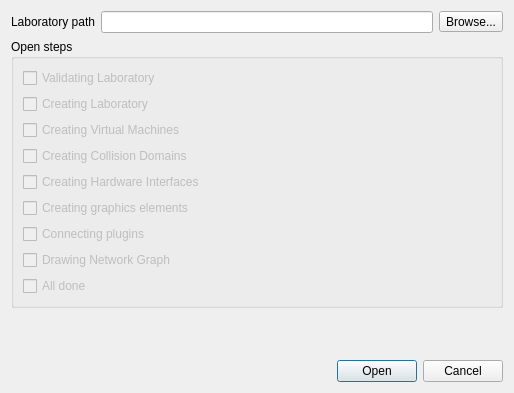
First picture: the form in ui/openLab.ui, repository slux83/visual-netkit, before the edit.
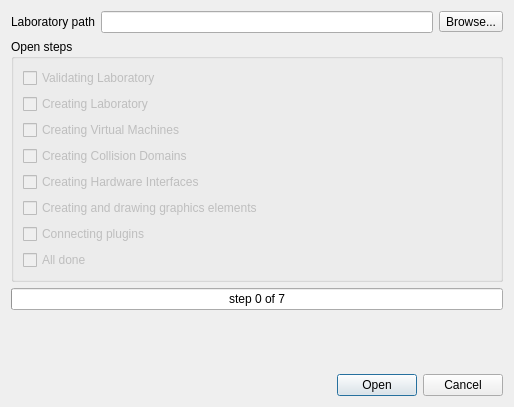
Second picture: the form after the edit. Icons and pictures are not drawn.

Commit message: some gui features like progress bar :p hardware interface plugins are loaded!

Patch:
```diff
--- a/ui/openLab.ui
+++ b/ui/openLab.ui
@@ -6,7 +6,7 @@
     <x>0</x>
     <y>0</y>
     <width>514</width>
-    <height>393</height>
+    <height>407</height>
    </rect>
   </property>
   <property name="windowTitle" >
@@ -121,7 +121,7 @@
          <bool>false</bool>
         </property>
         <property name="text" >
-         <string>Creating graphics elements</string>
+         <string>Creating and drawing graphics elements</string>
         </property>
         <property name="tristate" >
          <bool>true</bool>
@@ -147,19 +147,6 @@
          <bool>false</bool>
         </property>
         <property name="text" >
-         <string>Drawing Network Graph</string>
-        </property>
-        <property name="tristate" >
-         <bool>true</bool>
-        </property>
-       </widget>
-      </item>
-      <item>
-       <widget class="QCheckBox" name="checkBox_8" >
-        <property name="enabled" >
-         <bool>false</bool>
-        </property>
-        <property name="text" >
          <string>All done</string>
         </property>
         <property name="tristate" >
@@ -170,6 +157,19 @@
      </layout>
     </widget>
    </item>
+   <item>
+    <widget class="QProgressBar" name="stepsProgressBar" >
+     <property name="maximum" >
+      <number>7</number>
+     </property>
+     <property name="value" >
+      <number>0</number>
+     </property>
+     <property name="format" >
+      <string>step %v of %m</string>
+     </property>
+    </widget>
+   </item>
    <item>
     <spacer name="verticalSpacer" >
      <property name="orientation" >
@@ -191,6 +191,9 @@
      <property name="standardButtons" >
       <set>QDialogButtonBox::Cancel|QDialogButtonBox::Open</set>
      </property>
+     <property name="centerButtons" >
+      <bool>false</bool>
+     </property>
     </widget>
    </item>
   </layout>
```
The commit also changes 4 other files.
